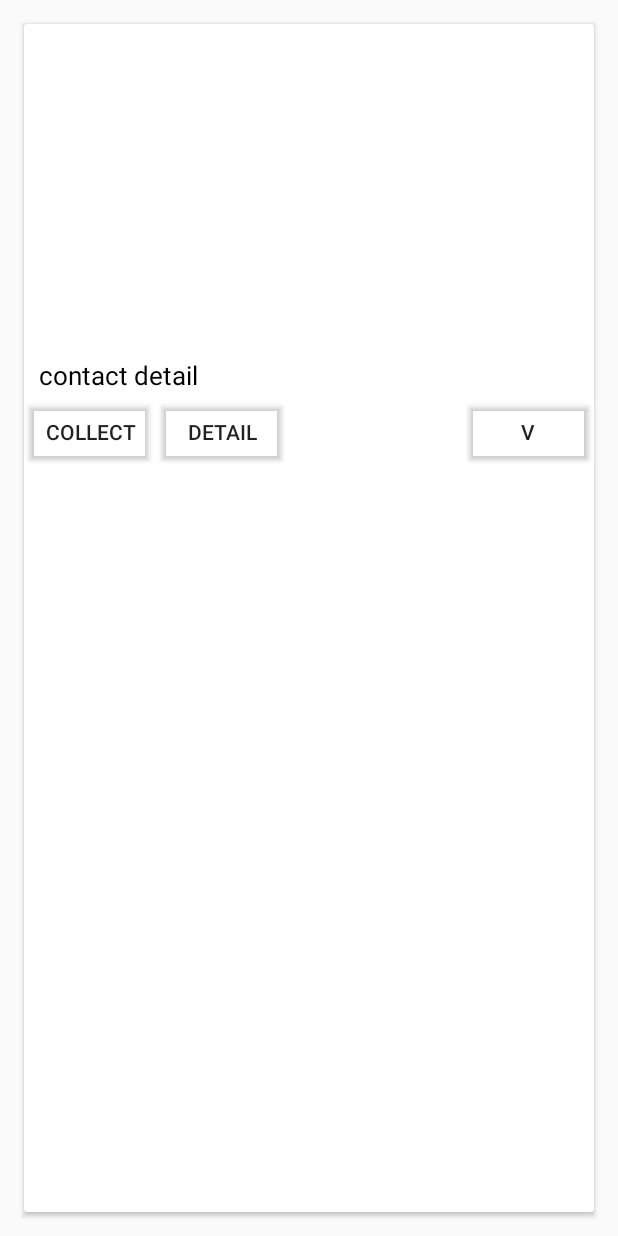
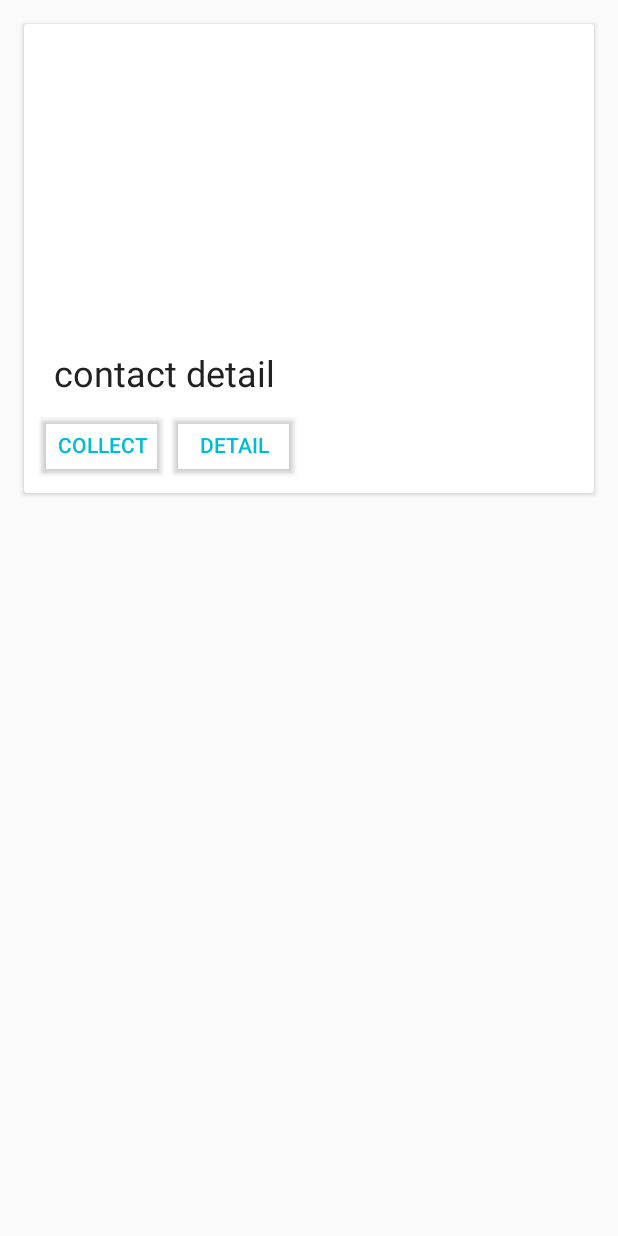
Before and after one commit to GiantCroissant/7Funs-Android, an Android app: the layout cardview_recipes_section_overview.xml on its own in the app's theme, with its tools: preview values and no code run, on a phone screen of 412 x 824 dp. Run offline under Robolectric (Android 15) with nearby library versions, the phone set to English and light mode, and no system bars.

Commit message:
Update recipe card

```diff
--- a/android7funs/app/src/main/kotlin/com/giantcroissant/sevenfuns/app/MainActivity.kt
+++ b/android7funs/app/src/main/kotlin/com/giantcroissant/sevenfuns/app/MainActivity.kt
@@ -6,6 +6,7 @@ import android.support.v4.view.GravityCompat
 import android.support.v7.app.AppCompatActivity
 import android.view.Menu
 import android.view.MenuItem
+import com.giantcroissant.sevenfuns.app.R.string.*
 import kotlinx.android.synthetic.main.activity_main.*
 import kotlinx.android.synthetic.main.toolbar.*
 
@@ -38,22 +39,27 @@ class MainActivity : AppCompatActivity() {
             var fragment = Fragment()
             when (it.itemId) {
                 R.id.navigationItemRecipesSection -> {
+                    supportActionBar?.title = getString(navigation_item_recipes_section)
                     current_section = R.id.navigationItemRecipesSection
                     fragment = RecipesSectionFragment.newInstance()
                 }
                 R.id.navigationItemPersonalSection -> {
+                    supportActionBar?.title = getString(navigation_item_personal_section)
                     current_section = R.id.navigationItemPersonalSection
                     fragment = PersonalSectionFragment.newInstance()
                 }
                 R.id.navigationItemInstructorSection -> {
+                    supportActionBar?.title = getString(navigation_item_instructor_section)
                     current_section = R.id.navigationItemInstructorSection
                     fragment = InstructorSectionFragment.newInstance()
                 }
                 R.id.navigationItemQASection -> {
+                    supportActionBar?.title = getString(navigation_item_qa_section)
                     current_section = R.id.navigationItemQASection
                     fragment = QASectionFragment.newInstance()
                 }
                 R.id.navigationItemSponsorSection -> {
+                    supportActionBar?.title = getString(navigation_item_sponsor_section)
                     current_section = R.id.navigationItemSponsorSection
                     fragment = SponsorSectionFragment.newInstance()
                 }
--- a/android7funs/app/src/main/kotlin/com/giantcroissant/sevenfuns/app/RecipesSectionOverviewFragment.kt
+++ b/android7funs/app/src/main/kotlin/com/giantcroissant/sevenfuns/app/RecipesSectionOverviewFragment.kt
@@ -96,7 +96,7 @@ class RecipesSectionOverviewFragment : Fragment() {
                 .centerCrop()
                 .into(viewHolder.view.recipesSectionOverviewCardViewImage)
 
-            viewHolder.view.recipesSectionOverviewCardViewTitle?.text = recipe.title
+            viewHolder.view.recipe_title?.text = recipe.title
 
             viewHolder.view.recipesSectionOverviewCardViewDetail?.setOnClickListener {
                 val descList = recipe.methods.map { md -> md.desc }
--- a/android7funs/app/src/main/res/layout/cardview_recipes_section_overview.xml
+++ b/android7funs/app/src/main/res/layout/cardview_recipes_section_overview.xml
@@ -4,65 +4,56 @@
     xmlns:android="http://schemas.android.com/apk/res/android"
     xmlns:card_view="http://schemas.android.com/apk/res-auto"
     android:layout_width="match_parent"
-    android:layout_height="match_parent"
+    android:layout_height="wrap_content"
     android:layout_margin="@dimen/card_margin"
     card_view:cardCornerRadius="@dimen/cardview_default_radius"
     card_view:cardElevation="@dimen/cardview_default_elevation">
 
-    <LinearLayout xmlns:android="http://schemas.android.com/apk/res/android"
-                  android:layout_width="match_parent"
-                  android:layout_height="match_parent"
-                  android:orientation="vertical">
+    <LinearLayout
+        xmlns:android="http://schemas.android.com/apk/res/android"
+        android:layout_width="match_parent"
+        android:layout_height="wrap_content"
+        android:orientation="vertical">
 
         <ImageView
             android:id="@+id/recipesSectionOverviewCardViewImage"
             android:layout_width="match_parent"
-            android:layout_height="220dp"
+            android:layout_height="200dp"
             android:duplicateParentState="true"/>
 
         <TextView
-            android:id="@+id/recipesSectionOverviewCardViewTitle"
+            android:id="@+id/recipe_title"
             android:layout_width="match_parent"
-            android:layout_height="28dp"
-            android:layout_marginLeft="10dp"
-            android:gravity="center_vertical"
+            android:layout_height="wrap_content"
+            android:layout_marginEnd="20dp"
+            android:layout_marginStart="20dp"
+            android:layout_marginTop="16dp"
             android:text="contact detail"
-            android:textColor="@android:color/black"
-            android:textSize="17dp"/>
+            android:textColor="@color/primary_text"
+            android:textSize="24sp"/>
 
-        <RelativeLayout
+        <LinearLayout
             android:layout_width="match_parent"
-            android:layout_height="60dp">
+            android:layout_height="wrap_content"
+            android:layout_margin="8dp"
+            android:orientation="horizontal">
 
             <Button
                 android:id="@+id/recipesSectionOverviewCardViewCollect"
                 android:layout_width="wrap_content"
                 android:layout_height="wrap_content"
                 android:text="Collect"
+                android:textColor="@color/accent"
                 android:theme="@style/Widget.AppCompat.Button.Borderless"/>
 
             <Button
                 android:id="@+id/recipesSectionOverviewCardViewDetail"
                 android:layout_width="wrap_content"
                 android:layout_height="wrap_content"
-                android:layout_alignParentTop="true"
-                android:layout_toEndOf="@+id/recipesSectionOverviewCardViewCollect"
-                android:layout_toRightOf="@+id/recipesSectionOverviewCardViewCollect"
                 android:text="Detail"
+                android:textColor="@color/accent"
                 android:theme="@style/Widget.AppCompat.Button.Borderless"/>
-
-            <Button
-                android:id="@+id/recipesSectionOverviewCardViewExpand"
-                android:layout_width="wrap_content"
-                android:layout_height="wrap_content"
-                android:layout_alignParentEnd="true"
-                android:layout_alignParentRight="true"
-                android:layout_alignParentTop="true"
-                android:text="V"
-                android:theme="@style/Widget.AppCompat.Button.Borderless"/>
-
-        </RelativeLayout>
-
+        </LinearLayout>
     </LinearLayout>
 
 </android.support.v7.widget.CardView>
--- a/android7funs/app/src/main/res/layout/cardview_sponsor_section_overview.xml
+++ b/android7funs/app/src/main/res/layout/cardview_sponsor_section_overview.xml
@@ -37,8 +37,8 @@
                 android:gravity="center_vertical"
                 android:text="name"
                 android:textColor="@color/primary_text"
-                android:textSize="20dp"
-                android:textStyle="bold"/>
+                android:textSize="24sp"
+                />
 
             <!--<RelativeLayout-->
             <!--android:layout_width="match_parent"-->
```
